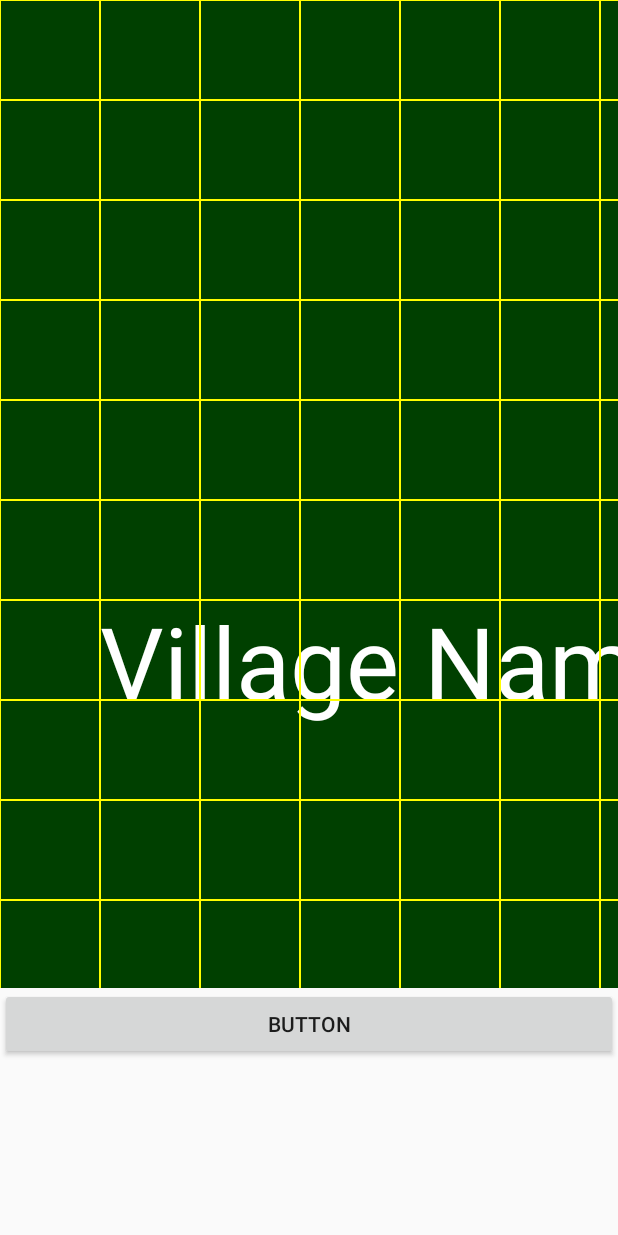
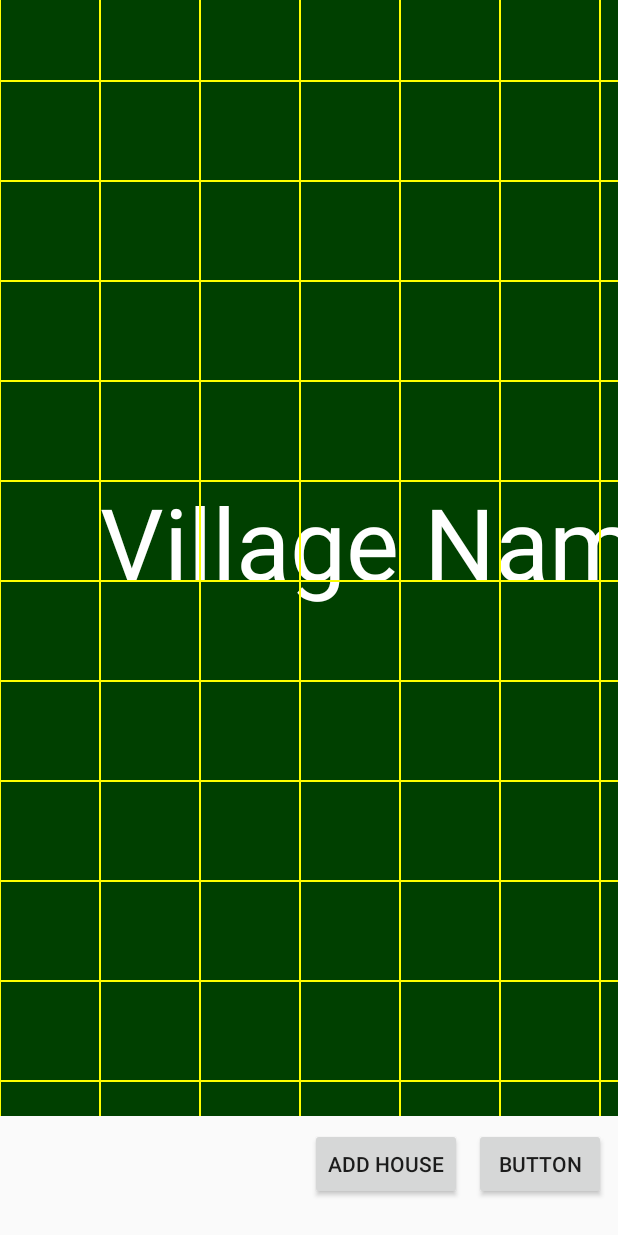
Before and after one commit to eighthjouster/androidvilleapp, an Android app: the screen it shows after launch (MainActivity), on a phone screen of 412 x 824 dp. Run offline under Robolectric (Android 15) with nearby library versions, the phone set to English and light mode, and no system bars.

Commit message:
Constraint layout; add house button; house name displayed.

```diff
--- a/app/src/main/java/com/pachesoft/androidville/MainApp.java
+++ b/app/src/main/java/com/pachesoft/androidville/MainApp.java
@@ -45,5 +45,6 @@ public class MainApp extends Application {
 
     public void setMainActivity(MainActivity mainActivity) {
         this.mainActivity = mainActivity;
+        this.mainActivity.getVilleMap().setMainApp(this);
     }
 }
--- a/app/src/main/java/com/pachesoft/androidville/VilleMap.java
+++ b/app/src/main/java/com/pachesoft/androidville/VilleMap.java
@@ -10,10 +10,14 @@ import android.graphics.RectF;
 import android.util.AttributeSet;
 import android.view.MotionEvent;
 import android.view.View;
+import android.widget.TextView;
 
 import java.util.List;
 
 public class VilleMap extends View {
+    private MainApp mainApp;
+    private TextView txtHouseName;
+
     private String mVilleName;
 
     private Paint mTextPaint;
@@ -29,8 +33,9 @@ public class VilleMap extends View {
     public VilleMap(Context context, AttributeSet attrs) {
         super(context, attrs);
 
+        init();
+
         TypedArray myAttrs = context.getTheme().obtainStyledAttributes(attrs, R.styleable.VilleMap, 0, 0);
-        init();
 
         try {
             mVilleName = myAttrs.getString(R.styleable.VilleMap_villeName);
@@ -52,6 +57,11 @@ public class VilleMap extends View {
         houseSelectedBitmap = BitmapFactory.decodeResource(getResources(), R.drawable.house_selected_icon);
 
         houseBitmapSize = new RectF(0, 0, 100, 100);
+    }
+
+    public void setMainApp(MainApp mainApp) {
+        this.mainApp = mainApp;
+        this.txtHouseName = mainApp.mainActivity.findViewById(R.id.txt_house_name);
     }
 
     public String getVilleName() {
@@ -77,6 +87,7 @@ public class VilleMap extends View {
             int x = (int)(event.getX() * 0.01f);
             int y = (int)(event.getY() * 0.01f);
             boolean doInvalidate = false;
+            txtHouseName.setText("");
 
             for (int i=0; i<houses.size(); i++) {
                 AVHouse house = houses.get(i);
@@ -86,7 +97,9 @@ public class VilleMap extends View {
                 }
 
                 if ((house.address.x == x) && (house.address.y == y)) {
-                    house.selected = !house.selected;
+                    house.selected = true;
+                    txtHouseName.setText(house.name);
+
                     doInvalidate = true;
                 }
             }
--- a/app/src/main/res/layout/activity_main.xml
+++ b/app/src/main/res/layout/activity_main.xml
@@ -1,19 +1,22 @@
 <?xml version="1.0" encoding="utf-8"?>
-<LinearLayout xmlns:android="http://schemas.android.com/apk/res/android"
+<android.support.constraint.ConstraintLayout xmlns:android="http://schemas.android.com/apk/res/android"
     xmlns:app="http://schemas.android.com/apk/res-auto"
-    android:orientation="vertical"
+    xmlns:tools="http://schemas.android.com/tools"
+    android:id="@+id/mainLayout"
     android:layout_width="match_parent"
-    android:layout_height="match_parent">
+    android:layout_height="match_parent"
+    android:orientation="vertical">
 
     <com.pachesoft.androidville.VScroll
         android:id="@+id/vScroll"
-        android:layout_width="match_parent"
-        android:layout_height="0dp"
-        android:layout_weight="80">
+        android:layout_width="wrap_content"
+        android:layout_height="wrap_content"
+        android:layout_marginBottom="80dp"
+        app:layout_constraintBottom_toBottomOf="parent">
 
         <com.pachesoft.androidville.HScroll
             android:id="@+id/hScroll"
-            android:layout_width="match_parent"
+            android:layout_width="wrap_content"
             android:layout_height="wrap_content">
 
             <com.pachesoft.androidville.VilleMap
@@ -24,19 +27,33 @@
         </com.pachesoft.androidville.HScroll>
     </com.pachesoft.androidville.VScroll>
 
-    <LinearLayout
-        android:layout_width="match_parent"
-        android:layout_height="0dp"
-        android:layout_weight="20"
-        android:orientation="horizontal">
+    <Button
+        android:id="@+id/button"
+        android:layout_width="wrap_content"
+        android:layout_height="wrap_content"
+        android:layout_marginEnd="8dp"
+        android:layout_marginTop="8dp"
+        android:text="Button"
+        app:layout_constraintEnd_toEndOf="parent"
+        app:layout_constraintTop_toBottomOf="@+id/vScroll" />
 
-        <Button
-            android:id="@+id/button"
-            android:layout_width="wrap_content"
-            android:layout_height="wrap_content"
-            android:layout_weight="1"
-            android:text="Button" />
-    </LinearLayout>
+    <Button
+        android:id="@+id/btn_add_house"
+        android:layout_width="wrap_content"
+        android:layout_height="wrap_content"
+        android:layout_marginEnd="8dp"
+        android:layout_marginTop="8dp"
+        android:text="@string/av_btn_house_add"
+        app:layout_constraintEnd_toStartOf="@+id/button"
+        app:layout_constraintTop_toBottomOf="@+id/vScroll" />
+
+    <TextView
+        android:id="@+id/txt_house_name"
+        android:layout_width="wrap_content"
+        android:layout_height="wrap_content"
+        android:layout_marginEnd="8dp"
+        app:layout_constraintEnd_toStartOf="@+id/btn_add_house"
+        app:layout_constraintTop_toBottomOf="@+id/vScroll" />
 
 
-</LinearLayout>
+</android.support.constraint.ConstraintLayout>
--- a/app/src/main/res/values/strings.xml
+++ b/app/src/main/res/values/strings.xml
@@ -1,3 +1,4 @@
 <resources>
     <string name="app_name">AndroidVille</string>
+    <string name="av_btn_house_add">Add House</string>
 </resources>
```
